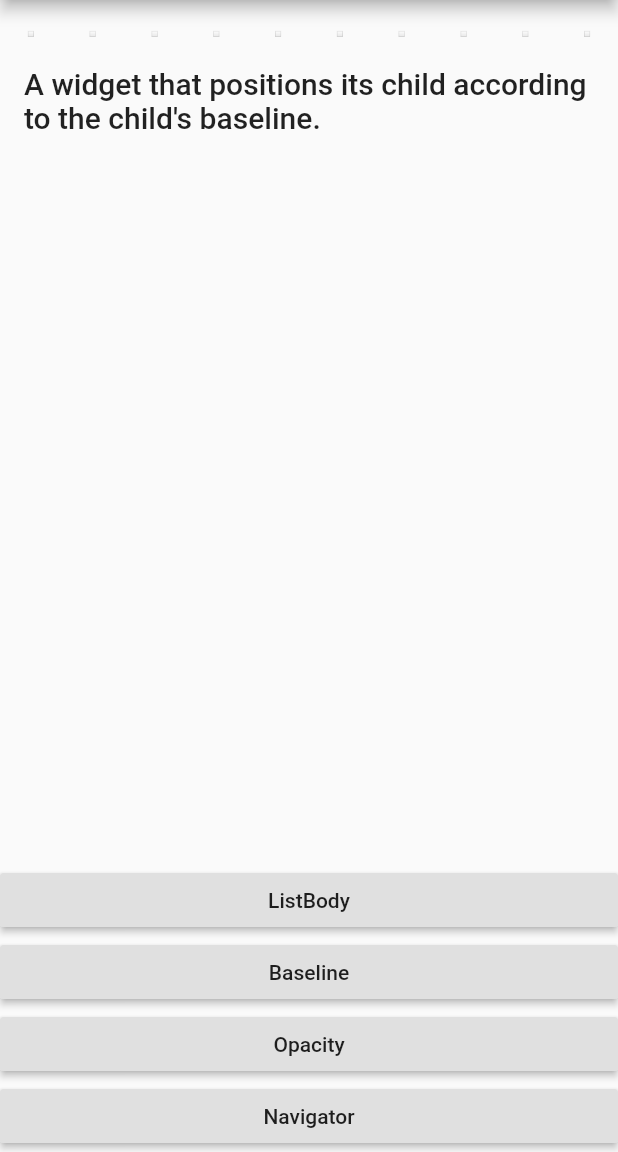
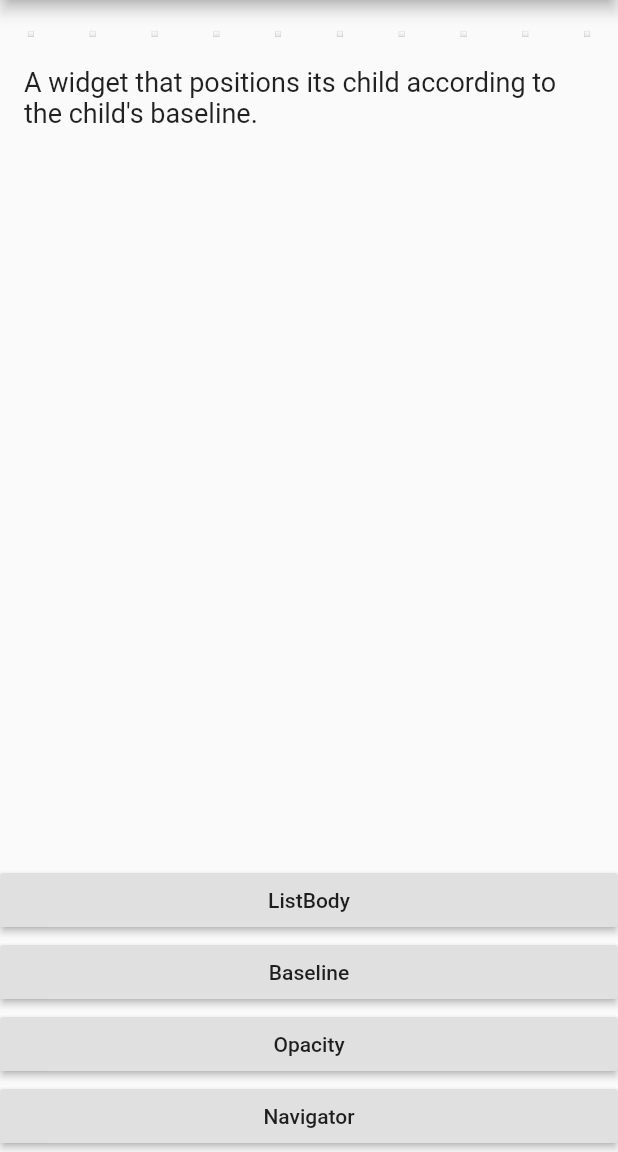
Before and after one commit to mono0926/widget-quiz, a Flutter app: the screen it shows after launch, on a phone screen of 412 x 824 dp, the part 84-1236 px from its top. Run offline on Flutter 3.47's test engine with Material 2 defaults, Android fonts, the phone set to English and light mode, and no system bars.

Commit message:
Change font

```diff
--- a/lib/main.dart
+++ b/lib/main.dart
@@ -153,7 +153,7 @@
             padding: EdgeInsets.symmetric(horizontal: 16),
             child: Text(
               q.correct.desc,
-              style: Theme.of(c).textTheme.title,
+              style: TextStyle(fontSize: 18),
             ),
           ),
         ),
```
